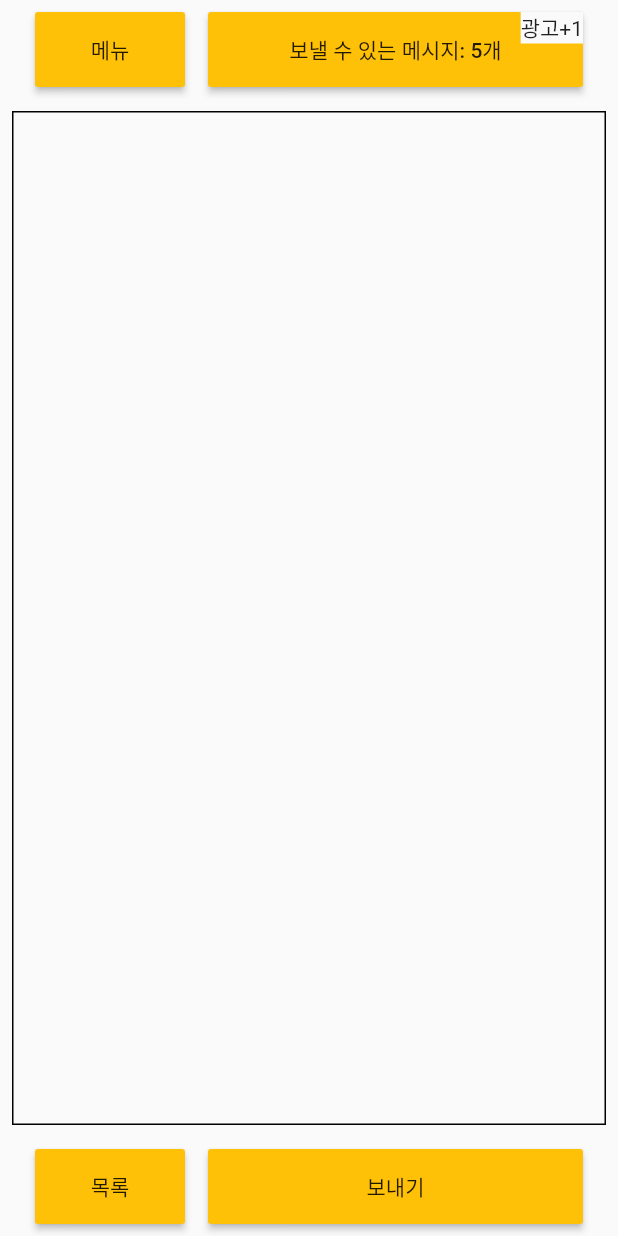
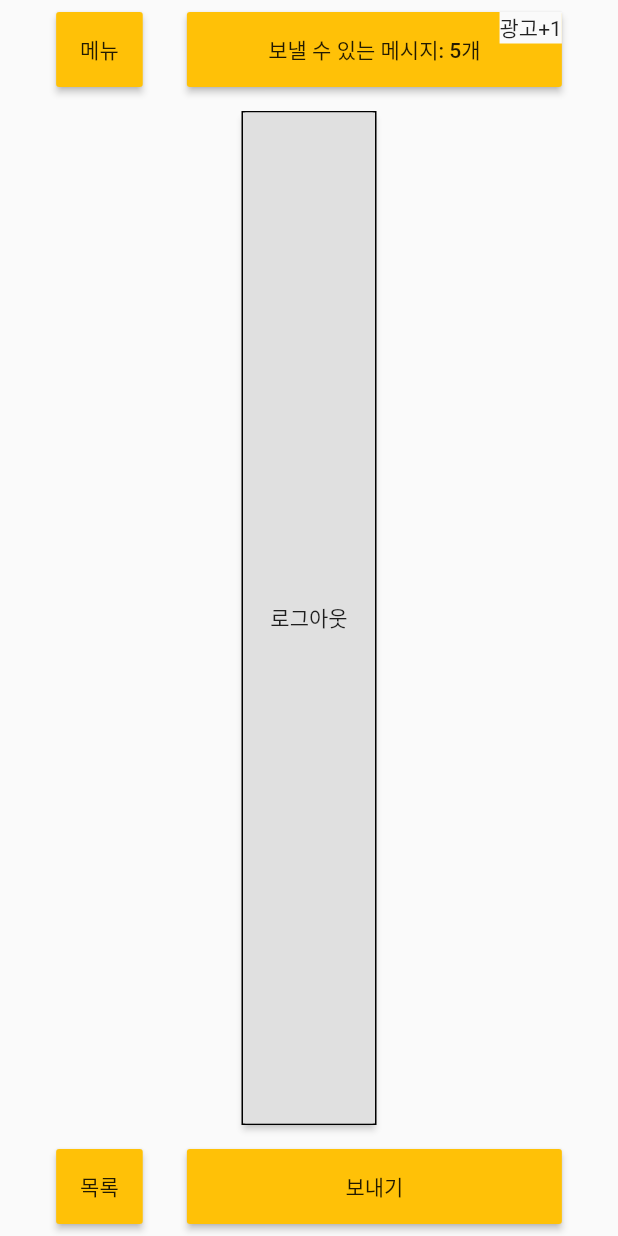
Before and after one commit to oaojjj/anony-chat, a Flutter app: the MainPage screen opened directly, on a phone screen of 412 x 824 dp. Run offline on Flutter 3.47's test engine with Material 2 defaults, Android fonts, the light colour scheme and no system bars; our stand-ins replace firebase_auth, firebase_core, image_picker; accounts and stored records are empty.

Commit message:
feat: 파이어베이스 사용자 인증 구현

```diff
--- a/lib/provider/sign_up_auth_state_provider.dart
+++ b/lib/provider/register_state_provider.dart
@@ -2,7 +2,7 @@ import 'package:flutter/foundation.dart';
 
 enum AuthState { canNotRegister, canRegister }
 
-class RegisterAuthStateProvider extends ChangeNotifier {
+class RegisterStateProvider extends ChangeNotifier {
   // 학생증 인증 상태
   bool _stdCardCertification = false;
   AuthState _authState = AuthState.canNotRegister;
--- /dev/null
+++ b/lib/routes.dart
@@ -0,0 +1,17 @@
+import 'package:anony_chat/ui/view/home/main_home_page.dart';
+import 'package:anony_chat/ui/view/intro/intro_page.dart';
+import 'package:anony_chat/ui/view/intro/register_page.dart';
+import 'package:anony_chat/ui/view/intro/student_card_certification_page.dart';
+import 'package:anony_chat/ui/view/intro/terms_content_page.dart';
+import 'package:anony_chat/ui/view/intro/terms_of_service_page.dart';
+import 'package:flutter/material.dart';
+
+final routes = {
+  '/': (BuildContext context) => IntroPage(),
+  '/intro': (BuildContext context) => IntroPage(),
+  '/termsOfService': (BuildContext context) => TermsOfServicePage(),
+  '/termsContent': (BuildContext context) => TermsContentPage(),
+  '/register': (BuildContext context) => RegisterPage(),
+  '/stdCardCertification': (BuildContext context) => SCCertification(),
+  '/main': (BuildContext context) => MainPage(),
+};
--- a/lib/ui/view/home/main_home_page.dart
+++ b/lib/ui/view/home/main_home_page.dart
@@ -1,3 +1,4 @@
+import 'package:firebase_auth/firebase_auth.dart';
 import 'package:flutter/material.dart';
 
 class MainPage extends StatefulWidget {
@@ -12,9 +13,9 @@ class _MainPageState extends State<MainPage> {
   @override
   Widget build(BuildContext context) {
     final Size size = MediaQuery.of(context).size;
-    return Scaffold(
-      body: SafeArea(
-        child: Container(
+    return SafeArea(
+      child: Scaffold(
+        body: Container(
           child: Column(
             mainAxisAlignment: MainAxisAlignment.end,
             children: [
@@ -25,7 +26,7 @@ class _MainPageState extends State<MainPage> {
                   children: [
                     ButtonTheme(
                         height: 50.0,
-                        minWidth: 100.0,
+                        minWidth: 50.0,
                         child:
                             RaisedButton(child: Text('메뉴'), onPressed: () {})),
                     Stack(
@@ -35,7 +36,7 @@ class _MainPageState extends State<MainPage> {
                         ButtonTheme(
                           height: 50.0,
                           minWidth: 250.0,
-                            child: RaisedButton(
+                          child: RaisedButton(
                             onPressed: () {},
                             child: Text('보낼 수 있는 메시지: $n개',
                                 textAlign: TextAlign.left),
@@ -59,6 +60,11 @@ class _MainPageState extends State<MainPage> {
                 child: Padding(
                   padding: const EdgeInsets.all(8.0),
                   child: Container(
+                    child: RaisedButton(
+                      child: Text('로그아웃'),
+                        onPressed: (){
+                      FirebaseAuth.instance.signOut();
+                    }),
                     decoration:
                         BoxDecoration(border: Border.all(color: Colors.black)),
                   ),
@@ -71,7 +77,7 @@ class _MainPageState extends State<MainPage> {
                   children: [
                     ButtonTheme(
                         height: 50.0,
-                        minWidth: 100.0,
+                        minWidth: 50.0,
                         child:
                             RaisedButton(child: Text('목록'), onPressed: () {})),
                     ButtonTheme(
--- a/pubspec.yaml
+++ b/pubspec.yaml
@@ -23,6 +23,7 @@ environment:
 dependencies:
   flutter:
     sdk: flutter
+  firebase_core: ^0.5.0
 
 
   # The following adds the Cupertino Icons font to your application.
```
Also changed, not shown: lib/main.dart (+9 -6 lines), lib/ui/view/intro/intro_page.dart (+14 -6 lines), lib/ui/view/intro/register_page.dart (renamed from lib/ui/view/intro/sign_up_page.dart, +25 -29 lines), lib/ui/view/intro/terms_content_page.dart (+4 -9 lines), lib/ui/view/intro/terms_of_service_page.dart (+20 -33 lines), pubspec.lock.
